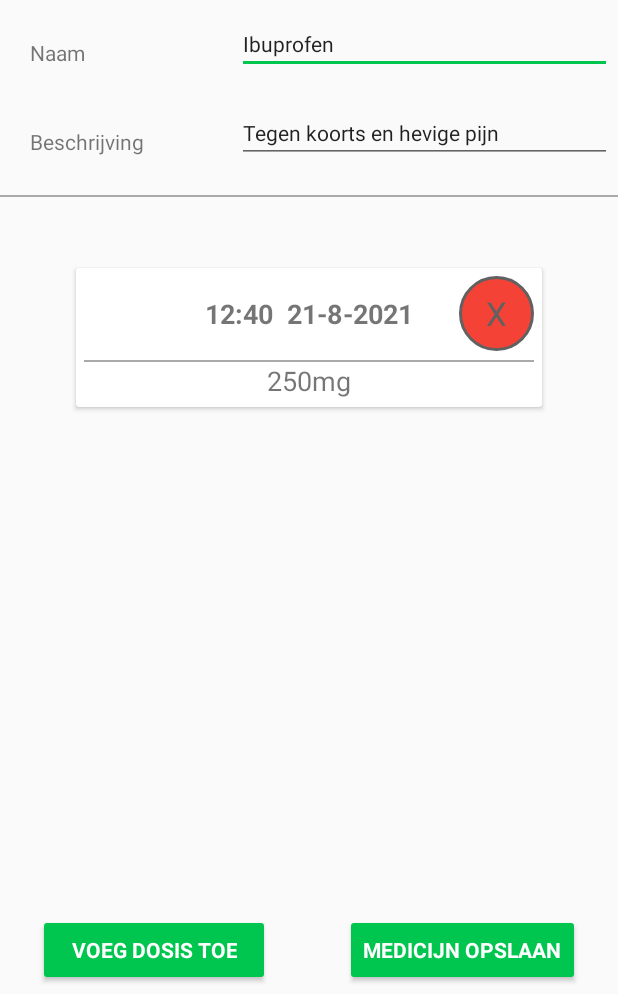
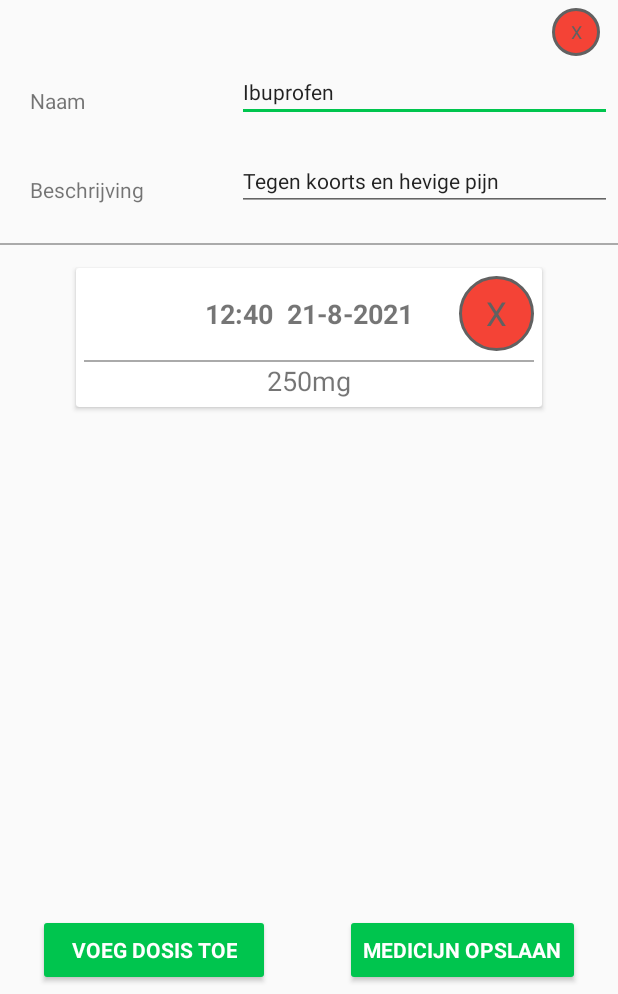
Before and after one commit to ZvanBercum/IIATIMD_Android, an Android app: the MedicineActivity screen opened directly, with no data from a screen before it, after a tap on "Ibuprofen", on a phone screen of 412 x 824 dp, the part 242-1236 px from its top. Run offline under Robolectric (Android 15) with nearby library versions, the phone set to English and light mode, and no system bars; our stand-ins replace Room's generated code.

Commit message:
Remove medicine

```diff
--- a/app/src/main/java/com/example/android/Resources/Database/Dosage/DosageDao.kt
+++ b/app/src/main/java/com/example/android/Resources/Database/Dosage/DosageDao.kt
@@ -26,5 +26,5 @@ interface DosageDao{
     val allDosages: LiveData<List<Dosage>>
 
     @Query("SELECT MIN(date) FROM dosage WHERE medicineId = :id AND date >= :now")
-    suspend fun firstDosageByMed(id: Long, now: Long): Long
+    suspend fun firstDosageByMed(id: Long, now: Long): Long?
 }
--- a/app/src/main/java/com/example/android/Resources/Database/Medicine/MedicineDao.kt
+++ b/app/src/main/java/com/example/android/Resources/Database/Medicine/MedicineDao.kt
@@ -23,6 +23,9 @@ interface MedicineDao{
     @Query("DELETE FROM medicine")
     suspend fun deleteAll()
 
+    @Query("DELETE FROM medicine WHERE id = :id")
+    suspend fun deleteById(id: Long)
+
     @get:Query("SELECT * FROM medicine ORDER BY name ASC")
     val allMedicines: LiveData<List<Medicine>>
 }
--- a/app/src/main/java/com/example/android/Resources/Database/Medicine/MedicineListAdapter.kt
+++ b/app/src/main/java/com/example/android/Resources/Database/Medicine/MedicineListAdapter.kt
@@ -67,6 +67,7 @@ class MedicineListAdapter(val context: Context) : RecyclerView.Adapter<MedicineL
 
     private suspend fun getFirstDosage(medicine: Medicine): String? {
         val timestamp = System.currentTimeMillis() / 1000
+        Log.d("DEBUG", medicine.toString())
         val time = AppDatabase.getDatabase(context).dosageDao().firstDosageByMed(medicine.id, timestamp)
         if(time != null){
             val diff = time - timestamp
--- a/app/src/main/res/layout/activity_medicine.xml
+++ b/app/src/main/res/layout/activity_medicine.xml
@@ -42,7 +42,7 @@
  />
 
     <Button
-        android:id="@+id/notification"
+        android:id="@+id/addMed"
         style="?android:textAppearanceSmall"
         android:layout_width="match_parent"
         android:layout_height="wrap_content"
--- a/app/src/main/res/layout/activity_medicine_edit.xml
+++ b/app/src/main/res/layout/activity_medicine_edit.xml
@@ -28,14 +28,29 @@
         android:layout_below="@+id/logo"
         android:elevation="@dimen/cardview_default_elevation"
         />
+    <TextView
+        android:id="@+id/medicineRemove"
+        android:layout_width="32dp"
+        android:layout_height="32dp"
+        android:gravity="center"
+        android:textColor="@color/colorPrimary"
+        android:padding="6dp"
+        android:textSize="12dp"
+        android:text="X"
+        android:layout_below="@id/logoText"
+        android:background="@drawable/circle_view_red"
+        android:layout_alignParentEnd="true"
+        android:layout_marginEnd="12dp"
+        />
 
     <RelativeLayout
         android:id="@+id/rel_layout_name_edit"
         android:layout_width="match_parent"
         android:layout_height="wrap_content"
         android:orientation="horizontal"
-        android:layout_below="@id/logoText"
+        android:layout_below="@id/medicineRemove"
         >
+
     <TextView
         android:layout_width="wrap_content"
         android:layout_height="wrap_content"
```
Also changed, not shown: app/src/main/java/com/example/android/MedicineActivity.kt (+52 -0 lines), app/src/main/java/com/example/android/MedicineEditActivity.kt (+18 -8 lines).
